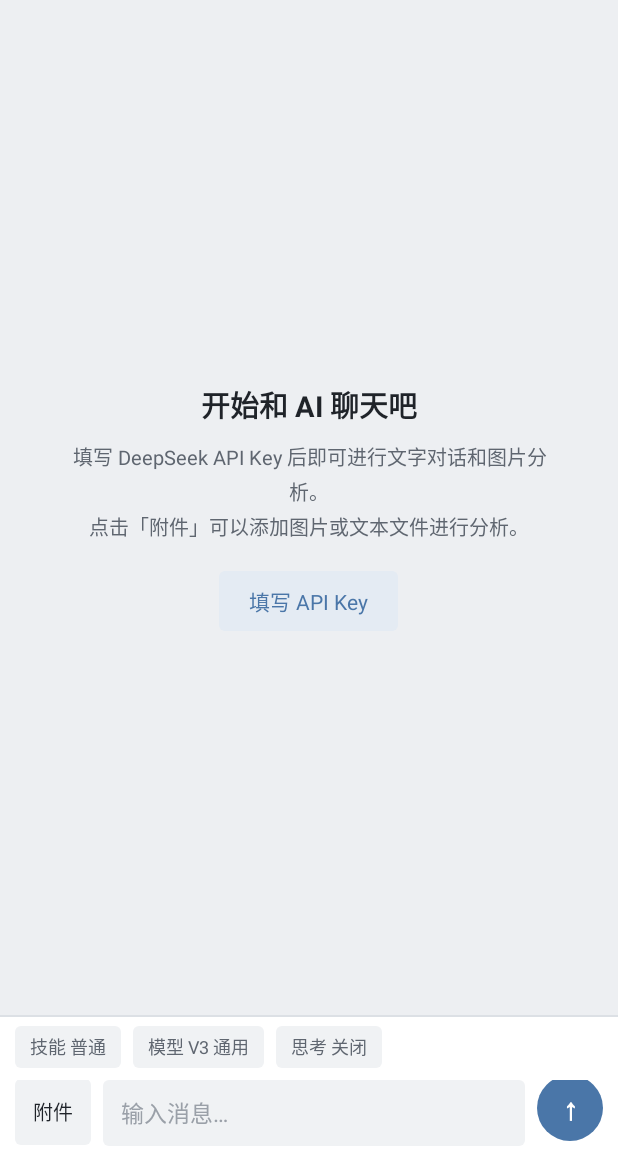
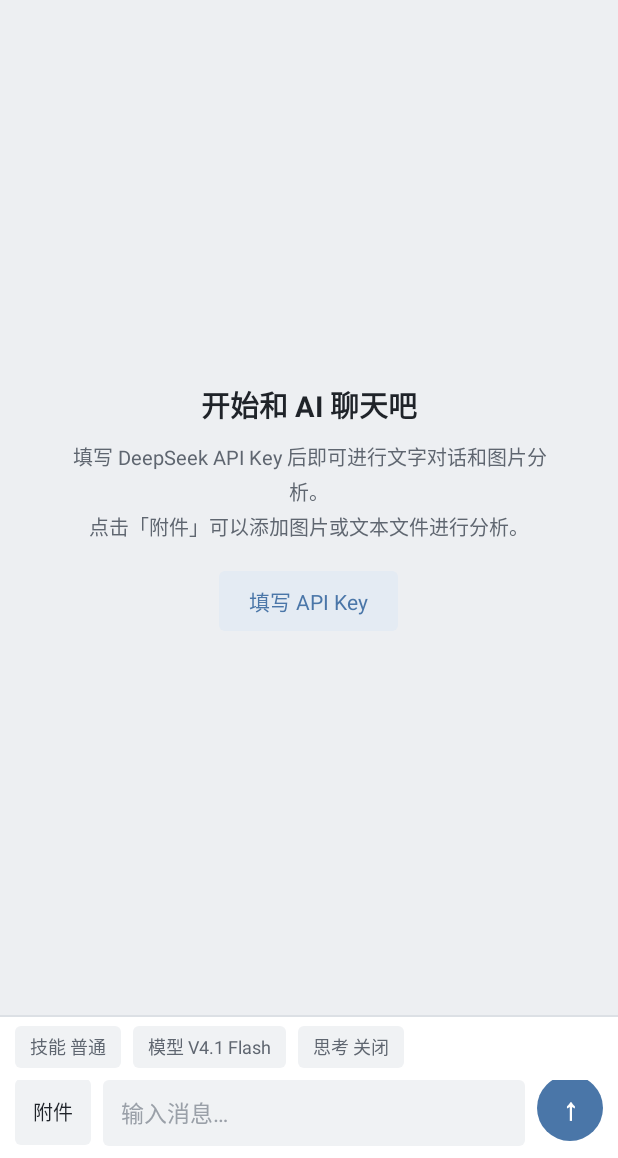
Before and after one commit to liqirui1145/RuiDSChat, an Android app: the screen it shows after launch (MainActivity), on a phone screen of 412 x 824 dp, the part 78-1236 px from its top. Run offline under Robolectric (Android 15) with nearby library versions, the phone set to English and light mode, and no system bars.

Commit message:
v3.9：跟进 DeepSeek V4.1 Flash / V4 Pro
- 模型列表改为 deepseek-flash 与 deepseek-v4-pro，旧模型名自动迁移
- 修复思考关闭无效：显式发送 thinking=disabled，开启时按 effort 发送
- GitHub 技能提示与自定义模型示例同步更新

```diff
--- a/app/src/main/java/com/aichat/assistant/MainActivity.java
+++ b/app/src/main/java/com/aichat/assistant/MainActivity.java
@@ -53,11 +53,11 @@ public class MainActivity extends BaseActivity implements ChatAdapter.OnMessageA
     private java.util.concurrent.atomic.AtomicBoolean agentCancelled;
     /** 对话时可选的 DeepSeek 模型。 */
     private static final String[] MODEL_VALUES =
-            new String[]{"deepseek-chat", "deepseek-reasoner"};
+            new String[]{"deepseek-flash", "deepseek-v4-pro"};
     private static final String[] MODEL_NAMES =
-            new String[]{"DeepSeek-V3 · 通用对话", "DeepSeek-R1 · 深度推理"};
+            new String[]{"DeepSeek V4.1 Flash", "DeepSeek V4 Pro"};
     private static final String[] MODEL_CHIP_LABELS =
-            new String[]{"V3 通用", "R1 推理"};
+            new String[]{"V4.1 Flash", "V4 Pro"};
     /** 思考强度选项，下标与 Prefs.getReasoningLevel 对应。 */
     private static final String[] REASONING_LABELS =
             new String[]{"关闭（直接回答）", "极低", "低", "中", "高"};
@@ -1423,7 +1423,7 @@ public class MainActivity extends BaseActivity implements ChatAdapter.OnMessageA
         editor.setSelection(editor.getText().length());
         new AlertDialog.Builder(this)
                 .setTitle("自定义模型名")
-                .setMessage("填写接口支持的模型标识，例如 deepseek-chat")
+                .setMessage("填写接口支持的模型标识，例如 deepseek-flash")
                 .setView(editor)
                 .setPositiveButton("确定", new DialogInterface.OnClickListener() {
                     @Override
--- a/app/src/main/java/com/aichat/assistant/Prefs.java
+++ b/app/src/main/java/com/aichat/assistant/Prefs.java
@@ -17,7 +17,7 @@ public final class Prefs {
     private static final String KEY_CURRENT_CONVERSATION = "current_conversation_id";
 
     public static final String DEFAULT_BASE_URL = "https://api.deepseek.com";
-    public static final String DEFAULT_CHAT_MODEL = "deepseek-chat";
+    public static final String DEFAULT_CHAT_MODEL = "deepseek-flash";
     public static final String DEFAULT_VISION_MODEL = "deepseek-flash";
     public static final String DEFAULT_SYSTEM_PROMPT = "你是一个乐于助人的 AI 助手，请使用简体中文回答。";
 
@@ -48,7 +48,16 @@ public final class Prefs {
 
     public static String getChatModel(Context context) {
         String value = sp(context).getString("chat_model", DEFAULT_CHAT_MODEL);
-        return value == null || value.trim().length() == 0 ? DEFAULT_CHAT_MODEL : value.trim();
+        if (value == null || value.trim().length() == 0) {
+            return DEFAULT_CHAT_MODEL;
+        }
+        value = value.trim();
+        // 旧模型已下线，自动迁移到当前通用模型
+        if ("deepseek-chat".equals(value) || "deepseek-reasoner".equals(value)
+                || "deepseek-v4-flash".equals(value)) {
+            return DEFAULT_CHAT_MODEL;
+        }
+        return value;
     }
 
     public static void setChatModel(Context context, String value) {
--- a/app/src/main/res/layout/activity_api_settings.xml
+++ b/app/src/main/res/layout/activity_api_settings.xml
@@ -92,7 +92,7 @@
                 <EditText
                     android:id="@+id/chat_model_input"
                     style="@style/FieldInput"
-                    android:hint="deepseek-chat"
+                    android:hint="deepseek-flash"
                     android:inputType="text" />
 
                 <TextView
@@ -159,7 +159,7 @@
 
                 <TextView
                     style="@style/FieldHint"
-                    android:text="默认按 deepseek-chat 的 ¥2 / ¥8 估算。抽屉底部的会话用量与费用仅作参考，实际以服务商账单为准。" />
+                    android:text="默认按 deepseek-flash 的 ¥2 / ¥8 估算。抽屉底部的会话用量与费用仅作参考，实际以服务商账单为准。" />
             </LinearLayout>
 
             <TextView
```
Also changed, not shown: app/src/main/java/com/aichat/assistant/AgentRunner.java (+2 -6 lines), app/src/main/java/com/aichat/assistant/ApiClient.java (+8 -2 lines).
